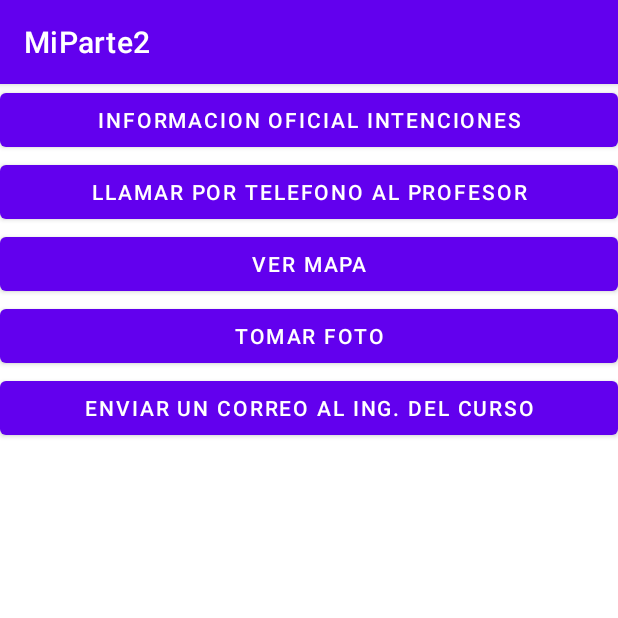
After one commit to Yennyqm/MiParte_2, an Android app: the Intenciones screen opened directly, with no data from a screen before it, on a phone screen of 412 x 824 dp, the top half of it. The commit adds this screen. Run offline under Robolectric (Android 15) with nearby library versions, the phone set to English and light mode, and no system bars.

Commit message:
Ejemplo de intenciones implicitas

```diff
--- a/app/src/main/AndroidManifest.xml
+++ b/app/src/main/AndroidManifest.xml
@@ -9,7 +9,8 @@
         android:roundIcon="@mipmap/ic_launcher_round"
         android:supportsRtl="true"
         android:theme="@style/Theme.MiParte2">
-        <activity android:name=".Comunicacion3"></activity>
+        <activity android:name=".Intenciones"></activity>
+        <activity android:name=".Comunicacion3" />
         <activity android:name=".Comunicacion2" />
         <activity android:name=".Comunicacion1" />
         <activity android:name=".MainActivity">
--- a/app/src/main/java/com/ditec/miparte2/MainActivity.java
+++ b/app/src/main/java/com/ditec/miparte2/MainActivity.java
@@ -34,6 +34,10 @@ public class MainActivity extends AppCompatActivity {
             startActivity(new Intent(this, Comunicacion1.class));
             return true;
         }
+        if (id == R.id.activity_intenciones) {
+            startActivity(new Intent(this, Intenciones.class)); return true;
+        }
+
         return super.onOptionsItemSelected(item);
     }
 
--- /dev/null
+++ b/app/src/main/res/layout/activity_intenciones.xml
@@ -0,0 +1,33 @@
+<?xml version="1.0" encoding="utf-8"?>
+<LinearLayout xmlns:android="http://schemas.android.com/apk/res/android" xmlns:app="http://schemas.android.com/apk/res-auto" xmlns:tools="http://schemas.android.com/tools"
+    android:layout_width="match_parent"
+    android:layout_height="match_parent"
+    android:orientation="vertical"
+    tools:context=".Intenciones">
+
+    <Button
+        android:layout_width="match_parent"
+        android:layout_height="wrap_content"
+        android:onClick="web"
+        android:text="Informacion oficial intenciones" />
+    <Button
+        android:layout_width="match_parent"
+        android:layout_height="wrap_content"
+        android:onClick="Llamar"
+        android:text="LLamar por telefono al profesor" />
+    <Button
+        android:layout_width="match_parent"
+        android:layout_height="wrap_content"
+        android:onClick="maps"
+        android:text="Ver Mapa" />
+    <Button
+        android:layout_width="match_parent"
+        android:layout_height="wrap_content"
+        android:onClick="foto"
+        android:text="Tomar Foto" />
+    <Button
+        android:layout_width="match_parent"
+        android:layout_height="wrap_content"
+        android:onClick="email"
+        android:text="Enviar un correo al Ing. del curso" />
+</LinearLayout>
```
Also changed, not shown: app/src/main/java/com/ditec/miparte2/Intenciones.java (added, +41 -0 lines).
